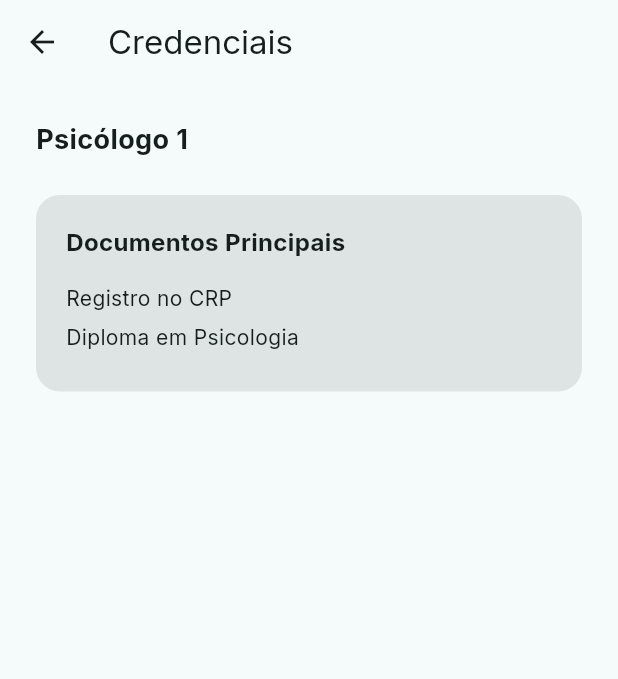
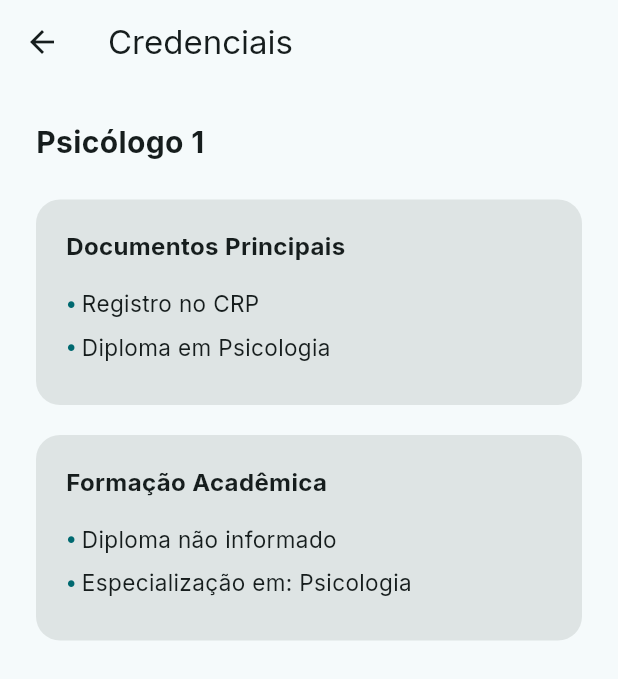
Before and after one commit to IsraellGaribaldi/Aplicativo_Disque_Suicidio, a Flutter app: the AutonomoPage screen opened directly, after a tap on "Ver credenciais", on a phone screen of 412 x 824 dp. Shown: the top 679 px of the screen. Run offline on Flutter 3.47's test engine with Material 3 defaults, Android fonts, the phone set to English and light mode, and no system bars; our stand-ins replace google_fonts, google_maps_flutter, sqflite; accounts and stored records are empty.

Commit message:
mudança na tela de credenciais

```diff
--- a/lib/banco/database_helper.dart
+++ b/lib/banco/database_helper.dart
@@ -54,6 +54,7 @@ class DatabaseHelper {
           CREATE TABLE autonomos (
             id INTEGER PRIMARY KEY AUTOINCREMENT,
             nome TEXT,
+            diploma TEXT,
             especialidade TEXT,
             endereco TEXT,
             horario TEXT,
@@ -140,9 +141,22 @@ class DatabaseHelper {
       'clinica_id': clinicaId,
       'autonomo_id': psiquiatraId,
     });
+
+    await db.insert('autonomos', {
+      'nome':'doutor foda',
+      'diploma': 'psicologia',
+      'especialidade': 'psicanalise e tcc',
+      'endereco': 'rua fodona, 69, centro',
+      'horario': 'manhãs',
+      'descricao': 'teste do banco de dados',
+      'preco': 200.0,
+      'nota': 3.5,
+      'lat': -7.1489,
+      'long': -34.8466,
+      'planos': 'Unimed,Hapvida',
+      'credenciais': 'DOCUMENTO TESTE BATATA 123,Certificado de Teste 2026,Licença Falsa'
+    });
   }
-
-
 
   static Future<void> inserirUsuario(Usuario usuario) async {
     final db = await getDatabase();
--- a/lib/models/autonomos.dart
+++ b/lib/models/autonomos.dart
@@ -1,6 +1,7 @@
 class Autonomo {
   final int? id;
   final String nome;
+  final String diploma;
   final String especialidade;
   final String endereco;
   final String horario;
@@ -15,6 +16,7 @@ class Autonomo {
   Autonomo({
     this.id,
     required this.nome,
+    required this.diploma,
     required this.especialidade,
     required this.endereco,
     required this.horario,
@@ -31,6 +33,7 @@ class Autonomo {
     return {
       'id': id,
       'nome': nome,
+      'diploma': diploma,
       'especialidade': especialidade,
       'endereco': endereco,
       'horario': horario,
@@ -48,6 +51,7 @@ class Autonomo {
     return Autonomo(
       id: map['id'],
       nome: map['nome'],
+      diploma: map['diploma'] ?? '',
       especialidade: map['especialidade'],
       endereco: map['endereco'],
       horario: map['horario'],
--- a/lib/pages/clinica/clinicas_page.dart
+++ b/lib/pages/clinica/clinicas_page.dart
@@ -82,7 +82,31 @@ class _CardClinica extends StatelessWidget {
                 style: TextStyle(fontWeight: FontWeight.bold, fontSize: 16)),
             const SizedBox(height: 4),
             ...clinica.planos.map((p) => Text('• $p')),
-            const SizedBox(height: 12),
+            const SizedBox(height: 16),
+
+            SizedBox(
+              width: double.infinity,
+              child: ElevatedButton(
+                style: ElevatedButton.styleFrom(
+                  backgroundColor: Theme.of(context).colorScheme.primaryContainer,
+                  shape: RoundedRectangleBorder(
+                    borderRadius: BorderRadius.circular(50),
+                  ),
+                ),
+                onPressed: () => Navigator.push(
+                  context,
+                  MaterialPageRoute(
+                    builder: (_) => CredenciaisPage(clinica: clinica),
+                  ),
+                ),
+                child: Text(
+                  'Ver credenciais da Clínica',
+                  style: TextStyle(color: Theme.of(context).colorScheme.onPrimaryContainer),
+                ),
+              ),
+            ),
+            const SizedBox(height: 16),
+
             const Text('Profissionais',
                 style: TextStyle(fontWeight: FontWeight.bold, fontSize: 16)),
             const SizedBox(height: 8),
--- a/lib/pages/clinica/credenciais_page.dart
+++ b/lib/pages/clinica/credenciais_page.dart
@@ -1,13 +1,44 @@
 import 'package:flutter/material.dart';
 import 'package:app_disque_suicidio/models/autonomos.dart';
+import 'package:app_disque_suicidio/models/clinicas.dart';
 
 class CredenciaisPage extends StatelessWidget {
-  final Autonomo profissional;
+  final Clinica? clinica;
+  final Autonomo? profissional;
 
-  const CredenciaisPage({super.key, required this.profissional});
+  const CredenciaisPage({
+    super.key,
+    this.clinica,
+    this.profissional,
+  });
 
   @override
   Widget build(BuildContext context) {
+    final String nomeExibido = clinica?.nome ?? profissional?.nome ?? 'Credenciais';
+
+    final List<String> documentosClinica = [
+      'Registro no CRP (Pessoa Jurídica)',
+      'CNPJ',
+      'Contrato Social',
+      'Licença Sanitária',
+      'CNES',
+      'Inscrição Municipal',
+    ];
+
+    final List<String> documentosAutonomo = (profissional?.credenciais != null && profissional!.credenciais.isNotEmpty)
+        ? profissional!.credenciais
+        : ['Registro no CRP', 'CNPJ', 'Contrato Social', 'Licença Sanitária', 'CNES', 'Inscrição Municipal'];
+
+    final List<String> formacoesAutonomo = [
+      if (profissional?.diploma != null && profissional!.diploma.isNotEmpty)
+        'Diploma em: ${profissional!.diploma}'
+      else
+        'Diploma não informado',
+
+      if (profissional?.especialidade != null && profissional!.especialidade.isNotEmpty)
+        'Especialização em: ${profissional!.especialidade}',
+    ];
+
     return Scaffold(
       appBar: AppBar(
         title: const Text('Credenciais'),
@@ -15,19 +46,56 @@ class CredenciaisPage extends StatelessWidget {
       ),
       body: Padding(
         padding: const EdgeInsets.all(24),
+        child: SingleChildScrollView(
           child: Column(
             crossAxisAlignment: CrossAxisAlignment.start,
             children: [
               Text(
-              profissional.nome,
+                nomeExibido,
                 style: TextStyle(
-                fontSize: 18,
+                  fontSize: 20,
                   fontWeight: FontWeight.bold,
                   color: Theme.of(context).colorScheme.onSurface,
                 ),
               ),
               const SizedBox(height: 24),
-            Container(
+
+              if (clinica != null) ...[
+                _buildRoundedContainer(
+                  context: context,
+                  titulo: 'Documentos Principais',
+                  itens: documentosClinica,
+                ),
+              ],
+
+              if (profissional != null) ...[
+                _buildRoundedContainer(
+                  context: context,
+                  titulo: 'Documentos Principais',
+                  itens: documentosAutonomo,
+                ),
+
+                const SizedBox(height: 20),
+
+                _buildRoundedContainer(
+                  context: context,
+                  titulo: 'Formação Acadêmica',
+                  itens: formacoesAutonomo,
+                ),
+              ],
+            ],
+          ),
+        ),
+      ),
+    );
+  }
+
+  Widget _buildRoundedContainer({
+    required BuildContext context,
+    required String titulo,
+    required List<String> itens,
+  }) {
+    return Container(
       width: double.infinity,
       padding: const EdgeInsets.all(20),
       decoration: BoxDecoration(
@@ -38,7 +106,7 @@ class CredenciaisPage extends StatelessWidget {
         crossAxisAlignment: CrossAxisAlignment.start,
         children: [
           Text(
-                    'Documentos Principais',
+            titulo,
             style: TextStyle(
               fontWeight: FontWeight.bold,
               fontSize: 16,
@@ -46,22 +114,33 @@ class CredenciaisPage extends StatelessWidget {
             ),
           ),
           const SizedBox(height: 16),
-                  ...profissional.credenciais.map(
-                        (c) => Padding(
-                      padding: const EdgeInsets.only(bottom: 6),
+          ...itens.map(
+            (item) => Padding(
+              padding: const EdgeInsets.only(bottom: 8),
+              child: Row(
+                crossAxisAlignment: CrossAxisAlignment.start,
+                children: [
+                  Text(
+                    '• ',
+                    style: TextStyle(
+                      fontWeight: FontWeight.bold,
+                      color: Theme.of(context).colorScheme.primary,
+                    ),
+                  ),
+                  Expanded(
                     child: Text(
-                        c,
+                      item.trim(),
                       style: TextStyle(
+                        fontSize: 15,
                         color: Theme.of(context).colorScheme.onSurface,
-                        ),
                       ),
                     ),
                   ),
                 ],
               ),
             ),
+          ),
         ],
-        ),
       ),
     );
   }
```
Lines whose indentation alone changed are shown as unchanged.
